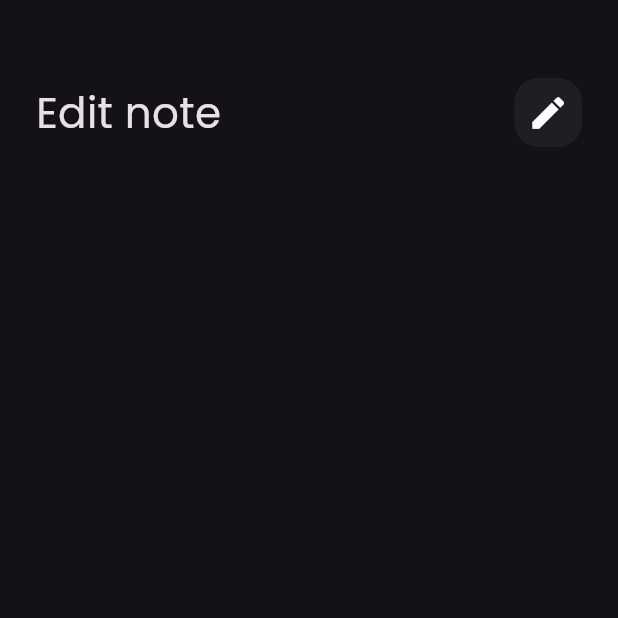
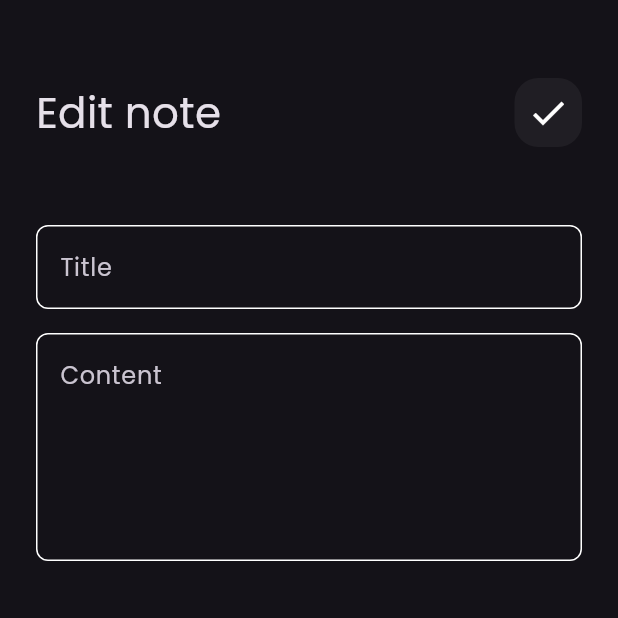
Before and after one commit to essamalrawi/notes_app, a Flutter app: the screen it shows after launch, after a tap on "Note 1", on a phone screen of 412 x 824 dp, the top half of it. Run offline on Flutter 3.47's test engine with Material 3 defaults, Android fonts, the phone set to English and light mode, and no system bars; our stand-ins replace font_awesome_flutter.

Commit message:
done ui note view

```diff
--- a/lib/widgets/custom_notes_item.dart
+++ b/lib/widgets/custom_notes_item.dart
@@ -19,7 +19,7 @@ class NoteItem extends StatelessWidget {
       child: Container(
         padding: const EdgeInsets.only(top: 24, bottom: 24, left: 16),
         decoration: BoxDecoration(
-          color: Color(0xffFFCC80),
+          color: const Color(0xffFFCC80),
           borderRadius: BorderRadius.circular(16),
         ),
         child: Column(
--- a/lib/widgets/edit_note_view.dart
+++ b/lib/widgets/edit_note_view.dart
@@ -6,7 +6,7 @@ class EditNoteView extends StatelessWidget {
 
   @override
   Widget build(BuildContext context) {
-    return Scaffold(
+    return const Scaffold(
       body: EditNoteViewBody(),
     );
   }
--- a/lib/widgets/edit_note_view_body.dart
+++ b/lib/widgets/edit_note_view_body.dart
@@ -1,6 +1,7 @@
 import 'package:flutter/material.dart';
 import 'package:notes_app/widgets/custom_app_bar.dart';
 import 'package:notes_app/widgets/custom_search_icon.dart';
+import 'package:notes_app/widgets/custom_text_field.dart';
 
 class EditNoteViewBody extends StatelessWidget {
   const EditNoteViewBody({super.key});
@@ -16,7 +17,18 @@ class EditNoteViewBody extends StatelessWidget {
           ),
           CustomAppBar(
             title: "Edit note",
-            icon: Icons.edit,
+            icon: Icons.check,
+          ),
+          SizedBox(
+            height: 50,
+          ),
+          CustomTextField(hint: 'Title'),
+          SizedBox(
+            height: 16,
+          ),
+          CustomTextField(
+            hint: 'Content',
+            maxLines: 5,
           ),
         ],
       ),
```
